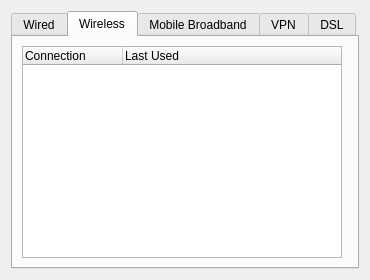
Before: the Qt Designer form settings/config/manageconnectionwidget.ui in netrunner-debian-kde-extras/networkmanagement, drawn with Qt 5.
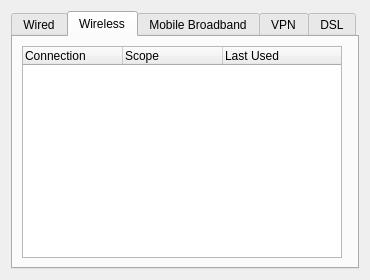
After: the same form once the commit is applied. Custom widgets are drawn as their Qt base class.

What changed in the file:
```diff
--- a/settings/config/manageconnectionwidget.ui
+++ b/settings/config/manageconnectionwidget.ui
@@ -79,6 +79,11 @@
            <string>Connection</string>
           </property>
          </column>
+         <column>
+          <property name="text">
+           <string>Scope</string>
+          </property>
+         </column>
          <column>
           <property name="text">
            <string>Last Used</string>
```
Left out of the diff: 20 changed lines with no effect on the pictures.
